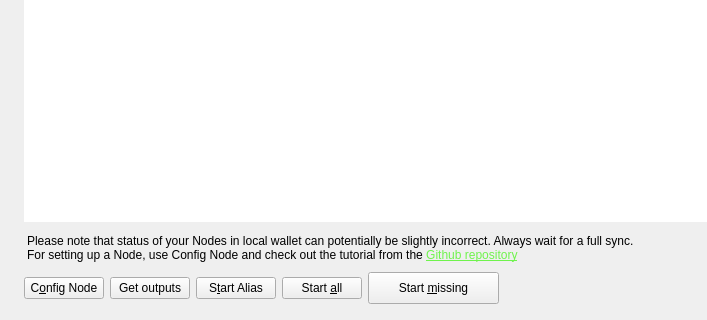
Old version of the form src/qt/forms/masternodelist.ui in the repository zenonnetwork/zenon; both pictures show x 0 to 707 and y 137 to 457 of the 943 by 457 pixel window.
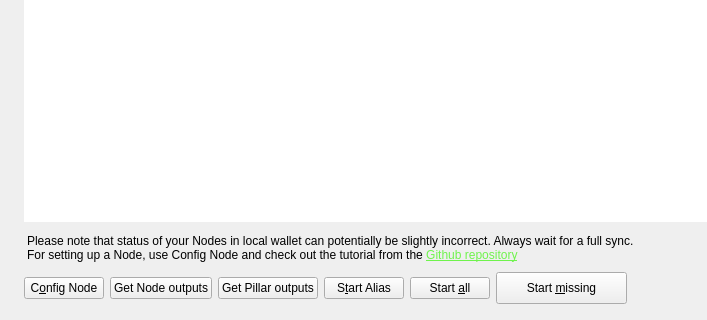
New version of the form.

Patch:
```diff
--- a/src/qt/forms/masternodelist.ui
+++ b/src/qt/forms/masternodelist.ui
@@ -296,7 +296,14 @@
                   <item>
                    <widget class="QPushButton" name="getOutputsButton">
                     <property name="text">
-                     <string>Get outputs</string>
+                     <string>Get Node outputs</string>
+                    </property>
+                   </widget>
+                  </item>
+                    <item>
+                   <widget class="QPushButton" name="getOutputsPillarButton">
+                    <property name="text">
+                     <string>Get Pillar outputs</string>
                     </property>
                    </widget>
                   </item>
```
Left out of the diff: 2 changed lines with no effect on the pictures.
